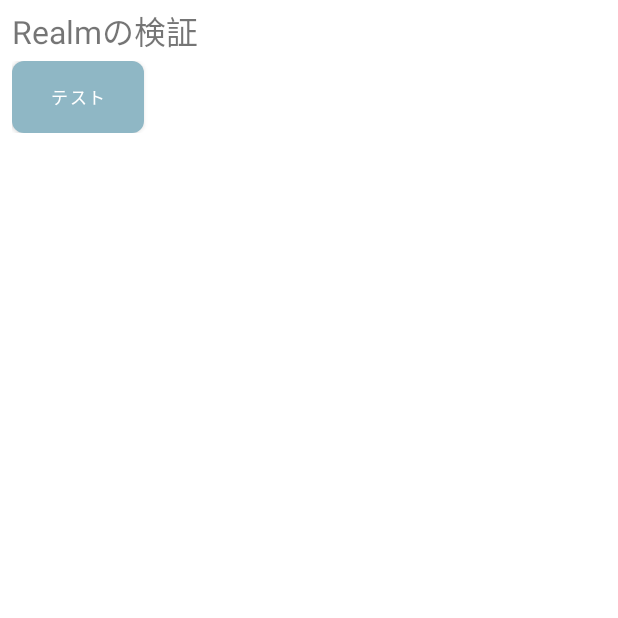
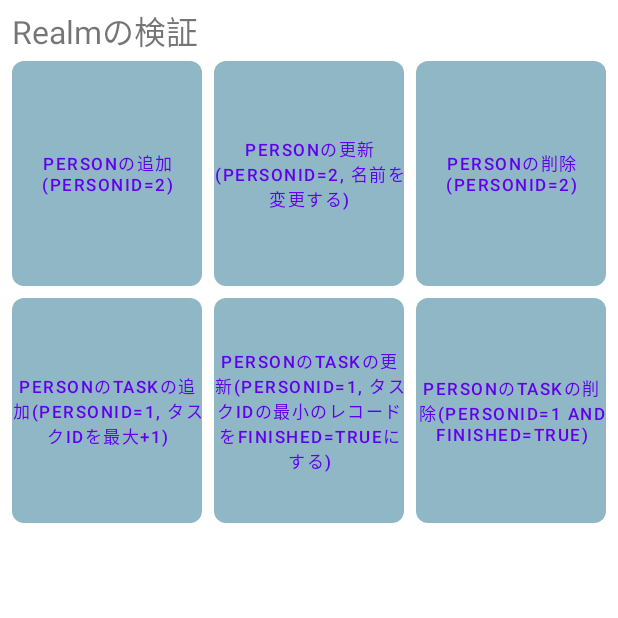
Before and after one commit to wakizaka24/AndroidTest, an Android app: the screen it shows after launch (RealmTestActivity), on a phone screen of 412 x 824 dp, the top half of it. Run offline under Robolectric (Android 15) with nearby library versions, the phone set to English and light mode, and no system bars; libraries missing offline, so code that uses them is left out: io.realm.kotlin; 8 statements that could not run were skipped.

Commit message:
a-5-1-3.Realm DBのデータ保存と更新、削除(配列)

```diff
--- a/app/src/main/java/com/example/androidtest/RealmTestActivity.kt
+++ b/app/src/main/java/com/example/androidtest/RealmTestActivity.kt
@@ -1,47 +1,23 @@
 package com.example.androidtest
 
 import android.os.Bundle
+import android.util.Log
 import androidx.appcompat.app.AlertDialog
 import androidx.appcompat.app.AppCompatActivity
 import com.example.androidtest.databinding.ActivityRealmTestBinding
 import io.realm.kotlin.ext.query
+import kotlinx.coroutines.DelicateCoroutinesApi
+import kotlin.math.log
 
 class RealmTestActivity : AppCompatActivity() {
     private lateinit var binding: ActivityRealmTestBinding
 
+    @OptIn(DelicateCoroutinesApi::class)
     override fun onCreate(savedInstanceState: Bundle?) {
         super.onCreate(savedInstanceState)
         binding = ActivityRealmTestBinding.inflate(layoutInflater)
         val view = binding.root
         setContentView(view)
-
-        /*
-        Personの追加(personId=1, エラーハンドリング含む)
-        Personの更新(personId=1, 年齢の更新21歳にする)
-        Personの削除(personId=1)
-        Personのtaskの追加(personId=1, タスクIDを最大+1)
-        Personのtaskの更新(personId=1, タスクIDの最小のレコードをfinished=trueにする)
-        Personのtaskの削除(personId=1 and finished=true)
-         */
-
-
-//        RealmTestService.realm.writeBlocking {
-//            copyToRealm(Dog().apply {
-//                dogId = 0
-//                name = "いぬ"
-//                age = 3
-//            })
-//            copyToRealm(Dog().apply {
-//                dogId = 1
-//                name = "うさぎ"
-//                age = 2
-//            })
-//            copyToRealm(Dog().apply {
-//                dogId = 2
-//                name = "とり"
-//                age = 2
-//            })
-//        }
 
         val dogResult = RealmTestService.realm.query<Dog>(query = "dogId == $0", args = arrayOf(2))
             .find()
@@ -51,30 +27,129 @@ class RealmTestActivity : AppCompatActivity() {
         }
 
         val personNum = RealmTestService.realm.query<Person>().find().size
-        showMessage("初期のDog: $dogName 初期のPersonの数: $personNum")
+        Log.d("Realm情報", "抽出したDog名: $dogName 初期のPersonの数: $personNum")
+        logOfRealm()
+        // showMessage("抽出したDog名: $dogName 初期のPersonの数: $personNum")
 
-//        val tasks = RealmTestService.realm.query<Dog>().find()
-//        CoroutineScope(newSingleThreadContext("RealmMonitoring")).launch {
-//            tasks.asFlow().collect {
-//                when (it) {
-//                    is InitialResults -> {
-//                        showMessage("Dog初期化件数: ${it.list.size}")
-//                    }
-//                    is UpdatedResults -> {
-//                        showMessage("Dog更新件数: ${it.list.size}")
-//                    }
-//                }
-//            }
-//        }
+        binding.addPerson.stateListAnimator = null
+        binding.addPerson.setOnClickListener {
+            RealmTestService.realm.writeBlocking {
+                val personResult = this.query<Person>(
+                    query = "personId == $0", args = arrayOf(2)).find()
+                if (personResult.size == 0) {
+                    copyToRealm(Person().apply {
+                        personId = 2
+                        name = "追加した人"
+                        age = 30
+                    })
+                }
+            }
+            logOfRealm()
+        }
+
+        binding.updatePerson.stateListAnimator = null
+        binding.updatePerson.setOnClickListener {
+            RealmTestService.realm.writeBlocking {
+                val personResult = this.query<Person>(
+                    query = "personId == $0", args = arrayOf(2)).find()
+                if (personResult.size > 0) {
+                    personResult.first().name = "更新した人"
+                }
+            }
+            logOfRealm()
+        }
+
+        binding.deletePerson.stateListAnimator = null
+        binding.deletePerson.setOnClickListener {
+            RealmTestService.realm.writeBlocking {
+                val personResult = this.query<Person>(
+                    query = "personId == $0", args = arrayOf(2)).find()
+                if (personResult.size > 0) {
+                    delete(personResult.first())
+                }
+            }
+            logOfRealm()
+        }
+
+        binding.addPersonTask.stateListAnimator = null
+        binding.addPersonTask.setOnClickListener {
+            RealmTestService.realm.writeBlocking {
+                val personResult = this.query<Person>(
+                    query = "personId == $0", args = arrayOf(1)).find()
+                var taskId = 0
+                if (personResult.first().tasks.size > 0) {
+                    val maxTask = personResult.first().tasks.maxBy { it.taskId!! }
+                    taskId = maxTask.taskId!! + 1
+                }
+                personResult.first().tasks.add(Task().apply {
+                    this.taskId = taskId
+                    name = "追加したタスク"
+                    finished = false
+                })
+            }
+            logOfRealm()
+        }
+
+        binding.updatePersonTask.stateListAnimator = null
+        binding.updatePersonTask.setOnClickListener {
+            RealmTestService.realm.writeBlocking {
+                val personResult = this.query<Person>(
+                    query = "personId == $0", args = arrayOf(1)).find()
+                if (personResult.size > 0 && personResult.first().tasks.size > 0) {
+                    val minTask = personResult.first().tasks.minBy { it.taskId!! }
+                    minTask.finished = true
+                }
+            }
+            logOfRealm()
+        }
+
+        binding.deletePersonTask.stateListAnimator = null
+        binding.deletePersonTask.setOnClickListener {
+            RealmTestService.realm.writeBlocking {
+                val personResult = query<Person>(
+                    query = "personId == $0", args = arrayOf(1)).find()
+                if (personResult.size > 0) {
+                    val tasks = personResult.first().tasks.filter { it.finished }
+                    personResult.first().tasks.removeAll(tasks)
+                }
+            }
+            logOfRealm()
+        }
     }
 
-    private fun showMessage(message: String) {
-        val builder = AlertDialog.Builder(this)
-        builder.setTitle("Realmの検証")
-            .setMessage(message)
-            .setPositiveButton("OK") { _, _ ->
+//    private fun showMessage(message: String) {
+//        val builder = AlertDialog.Builder(this)
+//        builder.setTitle("Realmの検証")
+//            .setMessage(message)
+//            .setPositiveButton("OK") { _, _ ->
+//            }
+//        builder.create()
+//        builder.show()
+//    }
+
+    private fun logOfRealm() {
+        val parsonResult = RealmTestService.realm.query<Person>().find()
+        Log.d("Realm情報", "---Person---")
+        for (i in 0 ..< parsonResult.size) {
+            val parson = parsonResult[i]
+            Log.d("Realm情報",
+                "${parson.personId} ${parson.name} ${parson.age}")
+            if (parson.tasks.size > 0) {
+                Log.d("Realm情報", "---Person>Task---")
             }
-        builder.create()
-        builder.show()
+            for (j in 0..<parson.tasks.size) {
+                val task = parson.tasks[j]
+                Log.d("Realm情報",
+                    "${task.taskId} ${task.name} ${task.finished}")
+            }
+        }
+
+        Log.d("Realm情報", "---Dog---")
+        val dogResult = RealmTestService.realm.query<Dog>().find()
+        for(i in 0 ..< dogResult.size) {
+            val dog = dogResult[i]
+            Log.d("Realm情報",
+                "${dog.dogId} ${dog.name} ${dog.age}")
+        }
     }
 }
--- a/app/src/main/res/layout/activity_realm_test.xml
+++ b/app/src/main/res/layout/activity_realm_test.xml
@@ -6,7 +6,6 @@
     xmlns:app="http://schemas.android.com/apk/res-auto">
 
     <LinearLayout
-        android:id="@+id/linear_layout1"
         android:orientation="vertical"
         android:layout_width="match_parent"
         android:layout_height="match_parent"
@@ -15,7 +14,9 @@
         app:layout_constraintRight_toRightOf="parent"
         app:layout_constraintBottom_toBottomOf="parent"
         android:layout_marginStart="8dp"
-        android:layout_marginTop="4dp">
+        android:layout_marginTop="4dp"
+        android:layout_marginEnd="8dp"
+        android:layout_marginBottom="4dp">
 
         <TextView
             android:id="@+id/text_1_text_view"
@@ -33,51 +34,104 @@
             android:layout_height="4dp" />
 
         <LinearLayout
-            android:id="@+id/linear_layout2"
             android:orientation="horizontal"
             android:layout_width="match_parent"
-            android:layout_height="wrap_content">
+            android:layout_height="150dp"
+            >
 
             <Button
-                android:id="@+id/test_button"
-                android:layout_width="wrap_content"
-                android:layout_height="wrap_content"
+                android:id="@+id/add_person"
+                android:layout_weight="1"
+                android:layout_width="0dp"
+                android:layout_height="match_parent"
                 android:background="@drawable/style3_button_background"
                 app:backgroundTint="@null"
-                android:text="テスト"
-                android:padding="8dp"
+                android:text="Personの追加(personId=2)"
+                android:padding="0dp"
+                android:layout_marginEnd="8dp"
                 android:textSize="11sp"
-                tools:ignore="HardcodedText" />
+                tools:ignore="HardcodedText"
+                style="?android:attr/buttonBarButtonStyle" />
 
-<!--            <Space-->
-<!--                android:layout_width="4dp"-->
-<!--                android:layout_height="match_parent" />-->
+            <Button
+                android:id="@+id/update_person"
+                android:layout_weight="1"
+                android:layout_width="0dp"
+                android:layout_height="match_parent"
+                android:background="@drawable/style3_button_background"
+                app:backgroundTint="@null"
+                android:text="Personの更新(personId=2, 名前を変更する)"
+                android:padding="0dp"
+                android:layout_marginEnd="8dp"
+                android:textSize="11sp"
+                tools:ignore="HardcodedText"
+                style="?android:attr/buttonBarButtonStyle" />
 
-<!--            <Button-->
-<!--                android:id="@+id/posting_api_button"-->
-<!--                android:layout_width="wrap_content"-->
-<!--                android:layout_height="wrap_content"-->
-<!--                android:background="@drawable/style3_button_background"-->
-<!--                app:backgroundTint="@null"-->
-<!--                android:text="POSTの\nAPIアクセス"-->
-<!--                android:padding="8dp"-->
-<!--                android:textSize="11sp"-->
-<!--                tools:ignore="HardcodedText" />-->
+            <Button
+                android:id="@+id/delete_person"
+                android:layout_weight="1"
+                android:layout_width="0dp"
+                android:layout_height="match_parent"
+                android:background="@drawable/style3_button_background"
+                app:backgroundTint="@null"
+                android:text="Personの削除(personId=2)"
+                android:padding="0dp"
+                android:textSize="11sp"
+                tools:ignore="HardcodedText"
+                style="?android:attr/buttonBarButtonStyle" />
         </LinearLayout>
 
-<!--        <Space-->
-<!--            android:layout_width="match_parent"-->
-<!--            android:layout_height="4dp" />-->
+        <Space
+            android:layout_width="match_parent"
+            android:layout_height="8dp" />
 
-<!--        <Button-->
-<!--            android:id="@+id/deleting_api_button"-->
-<!--            android:layout_width="wrap_content"-->
-<!--            android:layout_height="wrap_content"-->
-<!--            android:background="@drawable/style3_button_background"-->
-<!--            app:backgroundTint="@null"-->
-<!--            android:text="DELETEの\nAPIアクセス"-->
-<!--            android:padding="8dp"-->
-<!--            android:textSize="11sp"-->
-<!--            tools:ignore="HardcodedText" />-->
+        <LinearLayout
+            android:orientation="horizontal"
+            android:layout_width="match_parent"
+            android:layout_height="150dp"
+            >
+
+            <Button
+                android:id="@+id/add_person_task"
+                android:layout_weight="1"
+                android:layout_width="0dp"
+                android:layout_height="match_parent"
+                android:background="@drawable/style3_button_background"
+                app:backgroundTint="@null"
+                android:text="Personのtaskの追加(personId=1, タスクIDを最大+1)"
+                android:padding="0dp"
+                android:layout_marginEnd="8dp"
+                android:textSize="11sp"
+                tools:ignore="HardcodedText"
+                style="?android:attr/buttonBarButtonStyle" />
+
+            <Button
+                android:id="@+id/update_person_task"
+                android:layout_weight="1"
+                android:layout_width="0dp"
+                android:layout_height="match_parent"
+                android:background="@drawable/style3_button_background"
+                app:backgroundTint="@null"
+                android:text="Personのtaskの更新(personId=1, タスクIDの最小のレコードをfinished=trueにする)"
+                android:padding="0dp"
+                android:layout_marginEnd="8dp"
+                android:textSize="11sp"
+                tools:ignore="HardcodedText"
+                style="?android:attr/buttonBarButtonStyle" />
+
+            <Button
+                android:id="@+id/delete_person_task"
+                android:layout_weight="1"
+                android:layout_width="0dp"
+                android:layout_height="match_parent"
+                android:background="@drawable/style3_button_background"
+                app:backgroundTint="@null"
+                android:text="Personのtaskの削除(personId=1 and finished=true)"
+                android:padding="0dp"
+                android:textSize="11sp"
+                tools:ignore="HardcodedText"
+                style="?android:attr/buttonBarButtonStyle" />
+        </LinearLayout>
+
     </LinearLayout>
 </androidx.constraintlayout.widget.ConstraintLayout>
```
